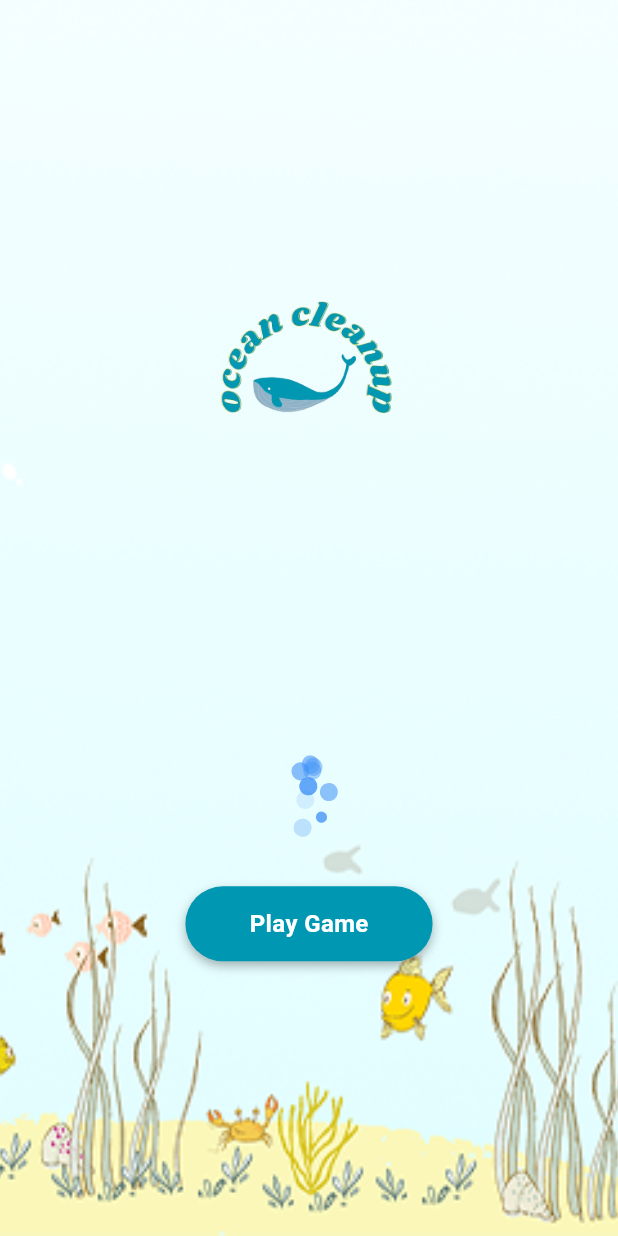
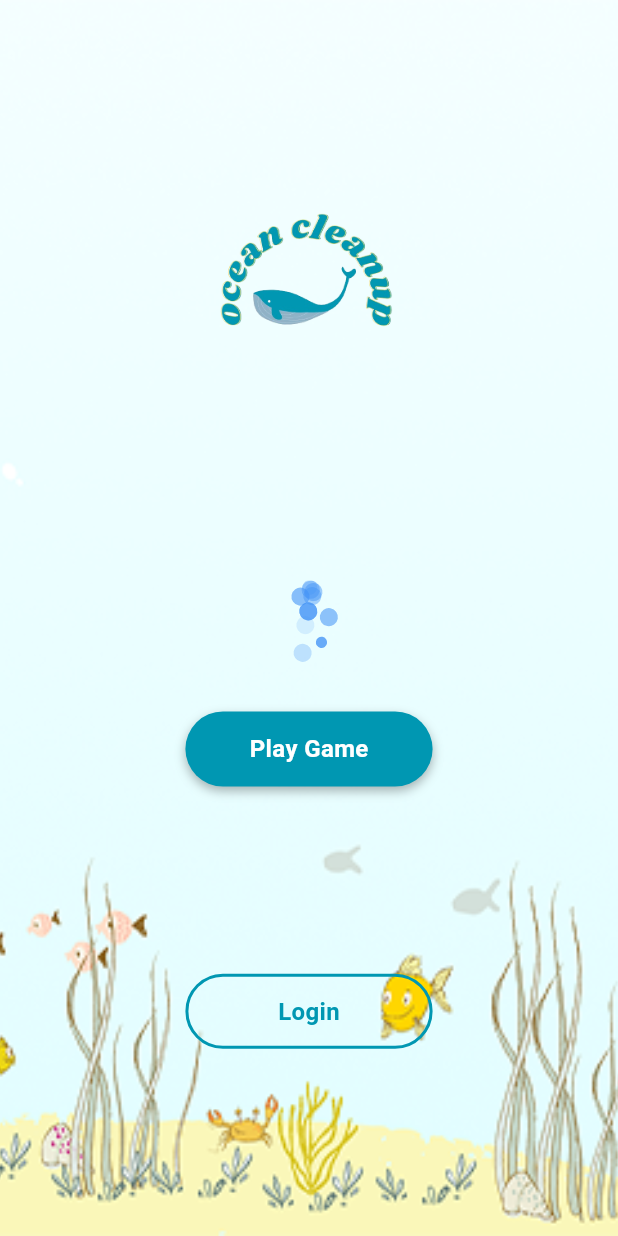
Before and after one commit to garlen-javier/ocean_cleanup, a Flutter app: the screen it shows after launch, on a phone screen of 412 x 824 dp. Run offline on Flutter 3.47's test engine with Material 3 defaults, Android fonts, the phone set to English and light mode, and no system bars; our stand-ins replace equatable, firebase_core, flutter_bloc, lottie; missing offline and left inert: flame, flame_bloc, flame_forge2d, flame_tiled; accounts and stored records are empty.

Commit message:
Add Login Screen

```diff
--- /dev/null
+++ b/lib/bloc/auth/login_bloc.dart
@@ -0,0 +1,26 @@
+import 'package:flutter_bloc/flutter_bloc.dart';
+
+enum LoginStatus { initial, loading, success, failure }
+
+class LoginState {
+  final LoginStatus status;
+  final String? error;
+
+  const LoginState({this.status = LoginStatus.initial, this.error});
+}
+
+class LoginBloc extends Cubit<LoginState> {
+  LoginBloc() : super(const LoginState());
+
+  Future<void> login(
+      {required String username, required String password}) async {
+    emit(const LoginState(status: LoginStatus.loading));
+    try {
+      print('login $username $password');
+      emit(const LoginState(status: LoginStatus.success));
+    } catch (e) {
+      emit(
+          const LoginState(status: LoginStatus.failure, error: 'Login failed'));
+    }
+  }
+}
--- a/lib/main.dart
+++ b/lib/main.dart
@@ -2,6 +2,7 @@ import 'package:flame/flame.dart';
 import 'package:flame/game.dart';
 import 'package:flutter/material.dart';
 import 'package:flutter_bloc/flutter_bloc.dart';
+import 'package:ocean_cleanup/bloc/auth/login_bloc.dart';
 import 'package:ocean_cleanup/screens/intro%20game/intro_game_screen.dart';
 import 'package:ocean_cleanup/utils/config_size.dart';
 import '../../bloc/joystick_movement/joystick_movement_barrel.dart';
@@ -27,6 +28,8 @@ class GamePage extends StatelessWidget {
         BlocProvider<JoystickMovementBloc>(
             create: (_) => JoystickMovementBloc()),
         BlocProvider<PlayerStatsBloc>(create: (_) => PlayerStatsBloc()),
+        BlocProvider<LoginBloc>(
+            create: (_) => LoginBloc()),
       ],
       child: const MaterialApp(
         debugShowCheckedModeBanner: false,
--- a/lib/screens/intro game/intro_game_screen.dart
+++ b/lib/screens/intro game/intro_game_screen.dart
@@ -7,6 +7,7 @@ import 'package:ocean_cleanup/bloc/joystick_movement/joystick_movement_bloc.dart
 import 'package:ocean_cleanup/bloc/player_stats/player_stats_bloc.dart';
 import 'package:ocean_cleanup/components/into%20game/start_button.dart';
 import 'package:ocean_cleanup/scenes/game_scene.dart';
+import 'package:ocean_cleanup/screens/auth/login_screen.dart';
 import 'package:ocean_cleanup/utils/config_size.dart';
 
 class IntroGameScreen extends StatefulWidget {
@@ -61,6 +62,38 @@ class _IntroGameScreenState extends State<IntroGameScreen> {
                     ),
                   ],
                 ),
+                Container(
+                  width: SizeConfig.screenWidth / 2.5,
+                  height: 50,
+                  decoration: BoxDecoration(
+                    border: Border.all(
+                      color: const Color(0xFF0097B2),
+                      width: 2,
+                    ),
+                    borderRadius: BorderRadius.circular(25),
+                  ),
+                  child: Material(
+                    color: Colors.transparent,
+                    child: InkWell(
+                      borderRadius: BorderRadius.circular(25),
+                      onTap: () => Navigator.push(
+                        context,
+                        MaterialPageRoute(
+                            builder: (context) => const LoginScreen()),
+                      ),
+                      child: const Center(
+                        child: Text(
+                          'Login',
+                          style: TextStyle(
+                            color: Color(0xFF0097B2),
+                            fontSize: 16,
+                            fontWeight: FontWeight.bold,
+                          ),
+                        ),
+                      ),
+                    ),
+                  ),
+                ),
               ],
             ),
           ),
--- a/pubspec.yaml
+++ b/pubspec.yaml
@@ -42,6 +42,9 @@ dependencies:
   equatable: ^2.0.5
   flutter_bloc: ^8.1.3
   lottie: ^3.1.0
+  firebase_core: ^2.24.2
+  firebase_auth: ^4.16.0
+  cloud_firestore: ^4.14.0
 
 dev_dependencies:
   flutter_test:
```
Also changed, not shown: lib/components/auth/custom_text_field.dart (added, +55 -0 lines), lib/screens/auth/login_screen.dart (added, +135 -0 lines), lib/firebase_options.dart (added), pubspec.lock, 9 other files.
